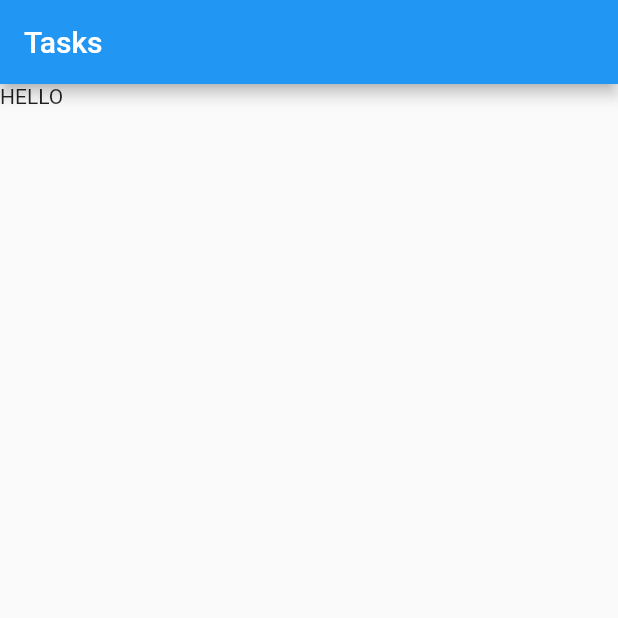
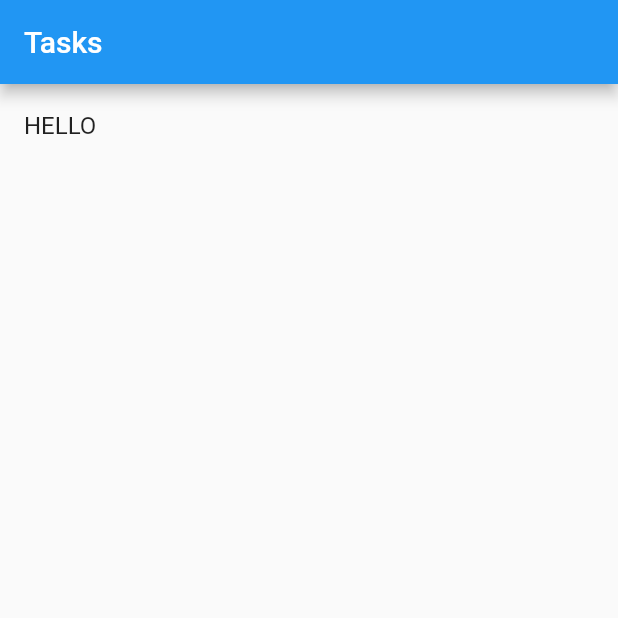
Before and after one commit to mehul-da/FlutterTaskManager, a Flutter app: the screen it shows after launch, after a tap on the "add" icon, on a phone screen of 412 x 824 dp, the top half of it. Run offline on Flutter 3.47's test engine with Material 2 defaults, Android fonts, the phone set to English and light mode, and no system bars.

Commit message:
Added functions for building list and adding to list.

```diff
--- a/lib/main.dart
+++ b/lib/main.dart
@@ -21,14 +21,20 @@ class TaskList extends StatefulWidget {
 }
 
 class _TaskListState extends State<TaskList> {
-  List<String> toDoItems = [];
+  List<String> _toDoItems = [];
 
   Widget _buildToDoList() {
-    return Text("HELLO");
+    return ListView.builder(itemBuilder: (context, index) {
+      if (index < _toDoItems.length) {
+        return ListTile(title: Text(_toDoItems[index]));
+      }
+    });
   }
 
-  Widget _addToDoItem() {
-    return Text("BRUH");
+  void _addToDoItem() {
+    setState(() {
+      _toDoItems.add("HELLO");
+    });
   }
 
   @override
@@ -36,7 +42,11 @@ class _TaskListState extends State<TaskList> {
     return Scaffold(
       appBar: AppBar(title: Text("Tasks")),
       body: _buildToDoList(),
-      floatingActionButton: FloatingActionButton(onPressed: _addToDoItem, tooltip: "Add task", child: Icon(Icons.add),),
+      floatingActionButton: FloatingActionButton(
+        onPressed: _addToDoItem,
+        tooltip: "Add task",
+        child: Icon(Icons.add),
+      ),
     );
   }
 }
```
